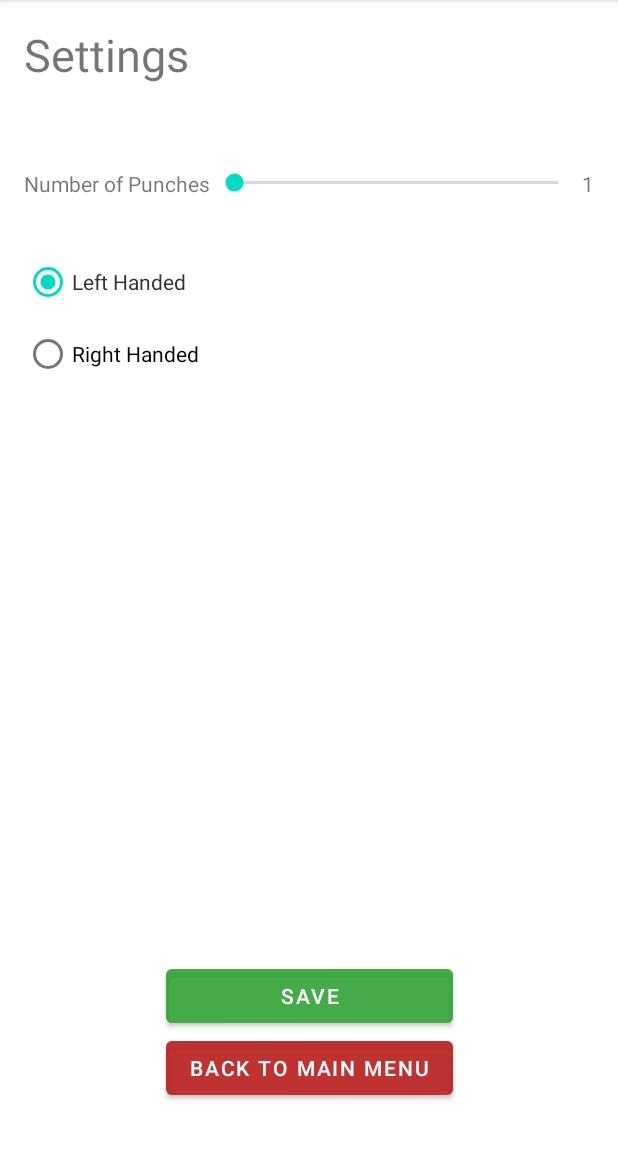
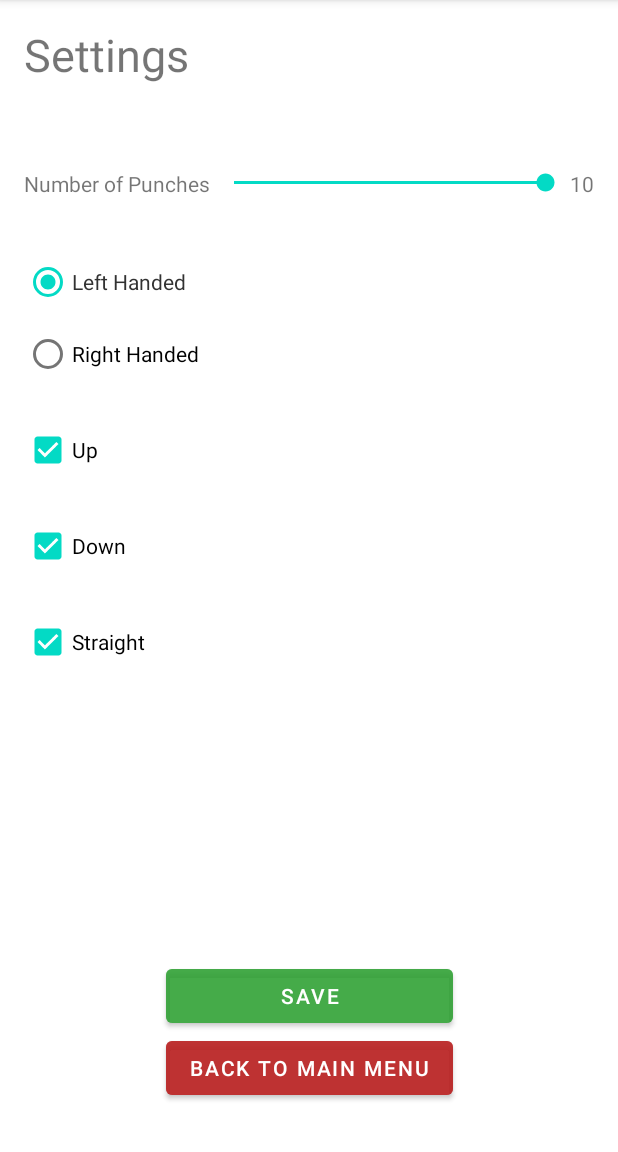
Before and after one commit to AJChippi/Project-2-Team-4, an Android app: the screen it shows after launch (SettingsActivity), after a tap on "SETTINGS", on a phone screen of 412 x 824 dp, the part 84-1236 px from its top. Run offline under Robolectric (Android 15) with nearby library versions, the phone set to English and light mode, and no system bars.

Commit message:
shared preference pair coded with Jon

```diff
--- a/app/src/main/java/com/example/project_2_team_4/MainActivity.java
+++ b/app/src/main/java/com/example/project_2_team_4/MainActivity.java
@@ -3,6 +3,7 @@ package com.example.project_2_team_4;
 import androidx.appcompat.app.AppCompatActivity;
 
 import android.content.Intent;
+import android.content.SharedPreferences;
 import android.os.Bundle;
 import android.widget.Button;
 
@@ -28,5 +29,25 @@ public class MainActivity extends AppCompatActivity {
             Intent intent = new Intent(this, GameActivity.class);
             startActivity(intent);
         });
+
+        SettingValues settings = SettingValues.getInstance();
+
+        // shared preferences
+        SharedPreferences preferences = getSharedPreferences("settingsPref", MODE_PRIVATE);
+        settings.MaxPunches = preferences.getInt("punches", 10);
+        settings.actions.clear();
+        //checking the check boxes
+        if (preferences.getBoolean("checkUp", true)) {
+            settings.actions.add("checkUp");
+        }
+        if (preferences.getBoolean("checkDown", true)) {
+            settings.actions.add("checkDown");
+        }
+        if (preferences.getBoolean("checkStraight", true)) {
+            settings.actions.add("checkStraight");
+        }
+//        if (preferences.getBoolean("radioGroup", true)) {
+//            settings.actions.add("radioGroup");
+//        }
     }
 }
--- /dev/null
+++ b/app/src/main/java/com/example/project_2_team_4/SettingValues.java
@@ -0,0 +1,33 @@
+package com.example.project_2_team_4;
+
+import java.util.ArrayList;
+
+public class SettingValues {
+    private static SettingValues instance = null;
+    public static ArrayList<String> actions = new ArrayList<String>() {{
+        add("checkUp");
+        add("checkDown");
+        add("checkStraight");
+        add("punches");
+        //add("radioGroup");
+    }};
+
+    public static int MaxPunches = 10;
+
+    // Create private constructor
+    private SettingValues() {
+    }
+
+    /**
+     * Gets instance.
+     *
+     * @return the instance
+     */
+// Create public method to get instance of class
+    public static SettingValues getInstance() {
+        if (instance == null) {
+            instance = new SettingValues();
+        }
+        return instance;
+    }
+}
--- a/app/src/main/java/com/example/project_2_team_4/SettingsActivity.java
+++ b/app/src/main/java/com/example/project_2_team_4/SettingsActivity.java
@@ -3,19 +3,26 @@ package com.example.project_2_team_4;
 import androidx.appcompat.app.AppCompatActivity;
 
 import android.content.Intent;
+import android.content.SharedPreferences;
 import android.os.Bundle;
 import android.widget.Button;
+import android.widget.CheckBox;
 import android.widget.RadioButton;
 import android.widget.RadioGroup;
 import android.widget.SeekBar;
 import android.widget.TextView;
+import android.widget.Toast;
 
 public class SettingsActivity extends AppCompatActivity {
     TextView txtSeek;
     RadioGroup radioGroup;
+    CheckBox checkUp, checkDown, checkStraight;
     SeekBar seekBar;
     String selectedHand;
+    Boolean booleanRight;
     Button btnSave, btnBack2Main;
+    SharedPreferences sharedPref;
+    SettingValues settingValues;
 
     @Override
     protected void onCreate(Bundle savedInstanceState) {
@@ -26,13 +33,23 @@ public class SettingsActivity extends AppCompatActivity {
         btnSave = findViewById(R.id.btnSave);
         btnBack2Main = findViewById(R.id.btnBack2Menu);
         seekBar = findViewById(R.id.seekBar);
+        checkUp = findViewById(R.id.checkUp);
+        checkDown = findViewById(R.id.checkDown);
+        checkStraight = findViewById(R.id.checkStraight);
 
+        sharedPref = getSharedPreferences("settingsPref", MODE_PRIVATE);
+        checkUp.setChecked(sharedPref.getBoolean("checkUp", true));
+        checkDown.setChecked(sharedPref.getBoolean("checkDown", true));
+        checkStraight.setChecked(sharedPref.getBoolean("checkStraight", true));
+        seekBar.setProgress(sharedPref.getInt("punches", 10));
+        //radioGroup.check(sharedPref.getBoolean("radioGroup", true) ? R.id.radioButton : R.id.radioButton2);
 
         txtSeek.setText(String.valueOf(seekBar.getProgress()));
         seekBar.setOnSeekBarChangeListener(new SeekBar.OnSeekBarChangeListener() {
             @Override
             public void onProgressChanged(SeekBar seekBar, int i, boolean b) {
                 txtSeek.setText(String.valueOf(i));
+                settingValues.MaxPunches = seekBar.getProgress();
             }
             @Override
             public void onStartTrackingTouch(SeekBar seekBar) {
@@ -45,20 +62,34 @@ public class SettingsActivity extends AppCompatActivity {
         radioGroup.setOnCheckedChangeListener((radioGroup, i) -> {
             RadioButton rdoChecked = findViewById(i);
             selectedHand = String.valueOf(rdoChecked.getText());
+            if (selectedHand.equals("Right")) {
+                booleanRight = true;
+            } else if (selectedHand.equals("Left")) {
+                booleanRight = true;
+            }else{
+                booleanRight = false;
+            }
         });
 
+        btnSave.setOnClickListener(v -> {
+            sharedPref = getSharedPreferences("settingsPref", MODE_PRIVATE);
+            SharedPreferences.Editor editor = sharedPref.edit();
+            //editor.putBoolean("radioGroup", booleanRight);
+            editor.putInt("punches", seekBar.getProgress());
+            editor.putBoolean("checkUp", checkUp.isChecked());
+            editor.putBoolean("checkDown", checkDown.isChecked());
+            editor.putBoolean("checkStraight", checkStraight.isChecked());
+            editor.commit();
 
+            Toast.makeText(this, settingValues.actions.size()+"", Toast.LENGTH_SHORT).show();
 
-
-        btnSave.setOnClickListener(v -> {
-            Intent intent = new Intent(this, MainActivity.class);
-            startActivity(intent);
         });
 
         btnBack2Main.setOnClickListener(v -> {
-            Intent intent = new Intent(this, MainActivity.class);
-            startActivity(intent);
+            finish();
         });
 
     }
+
+
 }
--- a/app/src/main/res/layout/activity_settings.xml
+++ b/app/src/main/res/layout/activity_settings.xml
@@ -53,7 +53,7 @@
         style="@android:style/Widget.DeviceDefault.Light.SeekBar"
         android:layout_width="0dp"
         android:layout_height="wrap_content"
-        android:max="5"
+        android:max="10"
         android:min="1"
         android:progress="1"
         app:layout_constraintEnd_toStartOf="@+id/txtSeek"
@@ -93,4 +93,38 @@
             android:layout_height="wrap_content"
             android:text="Right Handed" />
     </RadioGroup>
+
+    <CheckBox
+        android:id="@+id/checkUp"
+        android:layout_width="wrap_content"
+        android:layout_height="wrap_content"
+        android:layout_marginLeft="16dp"
+        android:layout_marginTop="16dp"
+        android:checked="true"
+        android:text="Up"
+        app:layout_constraintStart_toStartOf="parent"
+        app:layout_constraintTop_toBottomOf="@+id/radioGroup" />
+
+    <CheckBox
+        android:id="@+id/checkDown"
+        android:layout_width="wrap_content"
+        android:layout_height="wrap_content"
+        android:layout_marginLeft="16dp"
+        android:layout_marginTop="16dp"
+        android:checked="true"
+        android:text="Down"
+        app:layout_constraintStart_toStartOf="parent"
+        app:layout_constraintTop_toBottomOf="@+id/checkUp" />
+
+    <CheckBox
+        android:id="@+id/checkStraight"
+        android:layout_width="wrap_content"
+        android:layout_height="wrap_content"
+        android:layout_marginLeft="16dp"
+        android:layout_marginTop="16dp"
+        android:checked="true"
+        android:text="Straight"
+        app:layout_constraintStart_toStartOf="parent"
+        app:layout_constraintTop_toBottomOf="@+id/checkDown" />
+
 </androidx.constraintlayout.widget.ConstraintLayout>
```
Also changed, not shown: app/src/main/java/com/example/project_2_team_4/GameActivity.java (+79 -25 lines).
